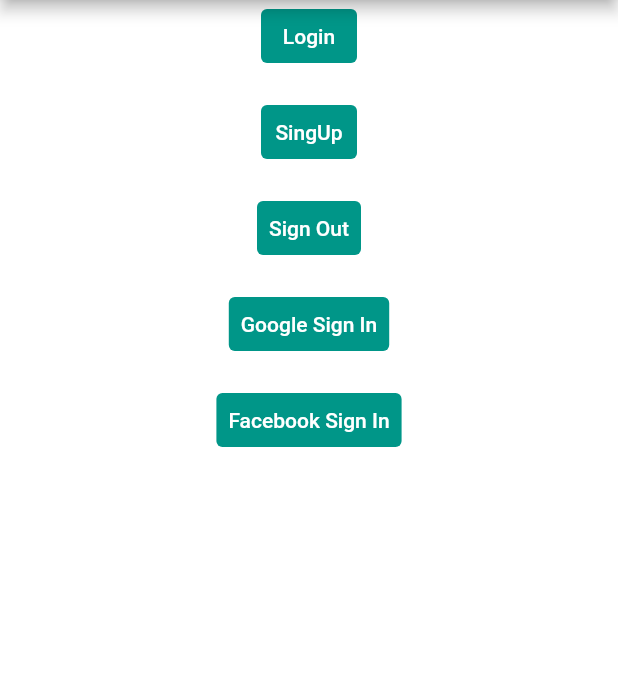
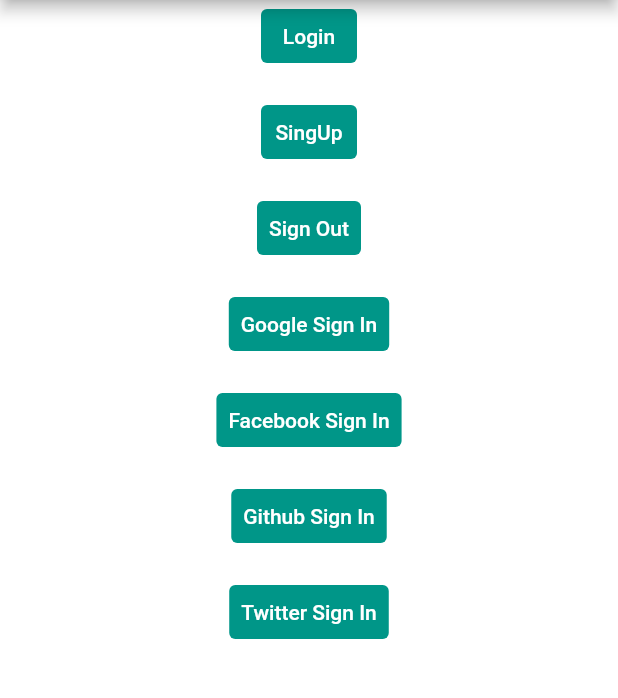
Before and after one commit to harshkumarkhatri/Firebase-Authentications, a Flutter app: the screen it shows after launch, on a phone screen of 412 x 824 dp, the part 84-782 px from its top. Run offline on Flutter 3.47's test engine with Material 2 defaults, Android fonts, the phone set to English and light mode, and no system bars; our stand-ins replace firebase_auth, firebase_core, google_sign_in; missing offline and left inert: flutter_facebook_auth; accounts and stored records are empty.

Commit message:
Added redirect for github and twitter

```diff
--- a/lib/home_page.dart
+++ b/lib/home_page.dart
@@ -1,10 +1,12 @@
 // ignore_for_file: file_names
 
 import 'package:email_authentication_firebase_flutter/facebook_sign_in.dart';
+import 'package:email_authentication_firebase_flutter/github_screen.dart';
 import 'package:email_authentication_firebase_flutter/google_sign_in.dart';
 import 'package:email_authentication_firebase_flutter/login_screen.dart';
 import 'package:email_authentication_firebase_flutter/sign_out_screen.dart';
 import 'package:email_authentication_firebase_flutter/sign_up_screen.dart';
+import 'package:email_authentication_firebase_flutter/twitter_screen.dart';
 import 'package:flutter/material.dart';
 
 class HomePage extends StatefulWidget {
@@ -105,6 +107,40 @@
                 "Facebook Sign In",
               ),
             ),
+            SizedBox(
+              height: 16,
+            ),
+            TextButton(
+              style: TextButton.styleFrom(
+                primary: Colors.white,
+                backgroundColor: Colors.teal,
+                onSurface: Colors.grey,
+              ),
+              onPressed: () {
+                Navigator.push(context,
+                    MaterialPageRoute(builder: (_) => GithubSignInScreen()));
+              },
+              child: const Text(
+                "Github Sign In",
+              ),
+            ),
+            SizedBox(
+              height: 16,
+            ),
+            TextButton(
+              style: TextButton.styleFrom(
+                primary: Colors.white,
+                backgroundColor: Colors.teal,
+                onSurface: Colors.grey,
+              ),
+              onPressed: () {
+                Navigator.push(context,
+                    MaterialPageRoute(builder: (_) => TwitterSignInScreen()));
+              },
+              child: const Text(
+                "Twitter Sign In",
+              ),
+            ),
           ],
         ),
       ),
```
